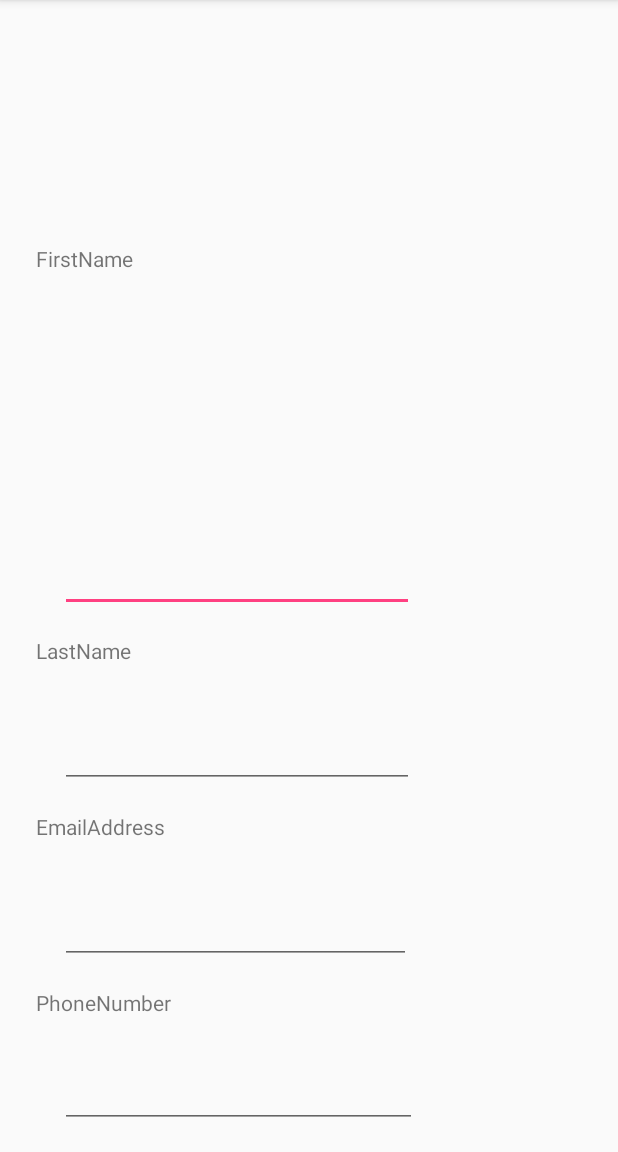
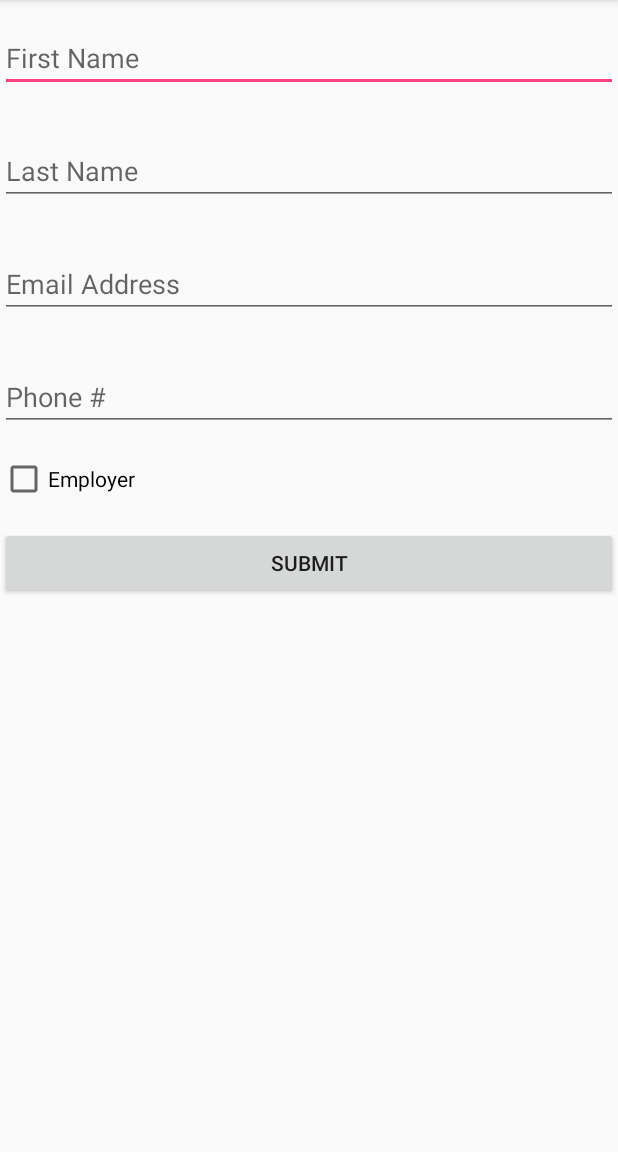
Before and after one commit to MJSanfelippo/CECS491Project, an Android app: the NewUserActivity screen opened directly, with no data from a screen before it, on a phone screen of 412 x 824 dp, the part 84-1236 px from its top. Run offline under Robolectric (Android 15) with nearby library versions, the phone set to English and light mode, and no system bars.

Commit message:
fixed new user UI

```diff
--- a/app/src/main/java/cecs491/android/csulb/edu/cecs491project/NewUserActivity.java
+++ b/app/src/main/java/cecs491/android/csulb/edu/cecs491project/NewUserActivity.java
@@ -2,12 +2,60 @@ package cecs491.android.csulb.edu.cecs491project;
 
 import android.support.v7.app.AppCompatActivity;
 import android.os.Bundle;
+import android.text.TextUtils;
+import android.view.View;
+import android.widget.Button;
+import android.widget.CheckBox;
+import android.widget.EditText;
+import android.widget.TextView;
+import android.widget.Toast;
 
-public class NewUserActivity extends AppCompatActivity {
+public class NewUserActivity extends AppCompatActivity implements View.OnClickListener{
+
+    private EditText editTextFirstName;
+    private EditText editTextLastName;
+    private EditText editTextEmail;
+    private EditText editTextPhone;
+
+    private CheckBox employerCheckBox;
+
+    private Button submitButton;
 
     @Override
     protected void onCreate(Bundle savedInstanceState) {
         super.onCreate(savedInstanceState);
         setContentView(R.layout.activity_new_user);
+
+        editTextFirstName = (EditText) findViewById(R.id.editTextFirstName);
+        editTextLastName = (EditText) findViewById(R.id.editTextLastName);
+        editTextEmail = (EditText) findViewById(R.id.editTextEmail);
+        editTextPhone = (EditText) findViewById(R.id.editTextPhone);
+
+        employerCheckBox = (CheckBox) findViewById(R.id.employerCheckBox);
+
+        submitButton = (Button) findViewById(R.id.submitButton);
+        submitButton.setOnClickListener(this);
+    }
+
+    private void createUser() {
+        String firstName = editTextFirstName.getText().toString().trim();
+        String lastName = editTextLastName.getText().toString().trim();
+        String email = editTextEmail.getText().toString().trim();
+        String phone = editTextEmail.getText().toString().trim(); //Make sure to double check formatting
+
+        if ((TextUtils.isEmpty(firstName)) || TextUtils.isEmpty(lastName) || TextUtils.isEmpty(email) || TextUtils.isEmpty(phone)) {
+            Toast.makeText(this, "Please enter required information", Toast.LENGTH_LONG);
+        }
+
+        boolean employer = false;
+        if (employerCheckBox.isChecked()) {
+            employer = true;
+        }
+    }
+
+    public void onClick(View view) {
+        if (view == submitButton) {
+            //firebase shit
+        }
     }
 }
--- a/app/src/main/res/layout/activity_new_user.xml
+++ b/app/src/main/res/layout/activity_new_user.xml
@@ -1,106 +1,76 @@
 <?xml version="1.0" encoding="utf-8"?>
-<android.support.constraint.ConstraintLayout xmlns:android="http://schemas.android.com/apk/res/android"
-    xmlns:app="http://schemas.android.com/apk/res-auto"
-    xmlns:tools="http://schemas.android.com/tools"
-    android:layout_width="match_parent"
-    android:layout_height="match_parent"
-    tools:context="cecs491.android.csulb.edu.cecs491project.NewUserActivity">
+<LinearLayout
+    android:orientation="vertical"
+    xmlns:android="http://schemas.android.com/apk/res/android" android:layout_width="match_parent"
+    android:layout_height="match_parent">
+
+    <Space
+        android:layout_width="match_parent"
+        android:layout_height="16dp
+" />
 
     <EditText
-        android:id="@+id/firstNameEditText"
-        android:layout_width="236dp"
+        android:id="@+id/editTextFirstName"
+        android:layout_width="match_parent"
         android:layout_height="wrap_content"
-        android:layout_marginBottom="16dp"
-        android:layout_marginStart="40dp"
         android:ems="10"
         android:inputType="textPersonName"
-        app:layout_constraintBottom_toTopOf="@+id/lastNameTextView"
-        app:layout_constraintStart_toStartOf="parent" />
+        android:hint="First Name" />
+
+    <Space
+        android:layout_width="match_parent"
+        android:layout_height="30dp" />
 
     <EditText
-        android:id="@+id/lastNameEditText"
-        android:layout_width="236dp"
+        android:id="@+id/editTextLastName"
+        android:layout_width="match_parent"
         android:layout_height="wrap_content"
-        android:layout_marginBottom="16dp"
-        android:layout_marginStart="40dp"
         android:ems="10"
         android:inputType="textPersonName"
-        app:layout_constraintBottom_toTopOf="@+id/emailTextView"
-        app:layout_constraintStart_toStartOf="parent" />
+        android:hint="Last Name" />
+
+    <Space
+        android:layout_width="match_parent"
+        android:layout_height="30dp" />
 
     <EditText
-        android:id="@+id/emailEditText"
-        android:layout_width="234dp"
+        android:id="@+id/editTextEmail"
+        android:layout_width="match_parent"
         android:layout_height="wrap_content"
-        android:layout_marginBottom="16dp"
-        android:layout_marginStart="40dp"
         android:ems="10"
         android:inputType="textEmailAddress"
-        app:layout_constraintBottom_toTopOf="@+id/phoneTextView"
-        app:layout_constraintStart_toStartOf="parent" />
+        android:hint="Email Address"/>
+
+    <Space
+        android:layout_width="match_parent"
+        android:layout_height="30dp" />
 
     <EditText
-        android:id="@+id/phoneEditText"
-        android:layout_width="238dp"
+        android:id="@+id/editTextPhone"
+        android:layout_width="match_parent"
         android:layout_height="wrap_content"
-        android:layout_marginBottom="16dp"
-        android:layout_marginStart="40dp"
         android:ems="10"
         android:inputType="phone"
-        app:layout_constraintBottom_toBottomOf="parent"
-        app:layout_constraintStart_toStartOf="parent" />
+        android:hint="Phone #"/>
 
-    <TextView
-        android:id="@+id/firstNameTextView"
-        android:layout_width="196dp"
-        android:layout_height="37dp"
-        android:layout_marginBottom="8dp"
-        android:layout_marginEnd="8dp"
-        android:layout_marginStart="24dp"
-        android:layout_marginTop="8dp"
-        android:text="FirstName"
-        app:layout_constraintBottom_toTopOf="@+id/firstNameEditText"
-        app:layout_constraintEnd_toEndOf="parent"
-        app:layout_constraintHorizontal_bias="0.0"
-        app:layout_constraintStart_toStartOf="parent"
-        app:layout_constraintTop_toTopOf="parent" />
+    <Space
+        android:layout_width="match_parent"
+        android:layout_height="16dp" />
 
-    <TextView
-        android:id="@+id/lastNameTextView"
-        android:layout_width="196dp"
-        android:layout_height="40dp"
-        android:layout_marginBottom="16dp"
-        android:layout_marginEnd="8dp"
-        android:layout_marginStart="24dp"
-        android:text="LastName"
-        app:layout_constraintBottom_toTopOf="@+id/lastNameEditText"
-        app:layout_constraintEnd_toEndOf="parent"
-        app:layout_constraintHorizontal_bias="0.0"
-        app:layout_constraintStart_toStartOf="parent" />
+    <CheckBox
+        android:id="@+id/employerCheckBox"
+        android:layout_width="match_parent"
+        android:layout_height="wrap_content"
+        android:text="Employer" />
 
-    <TextView
-        android:id="@+id/emailTextView"
-        android:layout_width="196dp"
-        android:layout_height="40dp"
-        android:layout_marginBottom="16dp"
-        android:layout_marginEnd="8dp"
-        android:layout_marginStart="24dp"
-        android:text="EmailAddress"
-        app:layout_constraintBottom_toTopOf="@+id/emailEditText"
-        app:layout_constraintEnd_toEndOf="parent"
-        app:layout_constraintHorizontal_bias="0.0"
-        app:layout_constraintStart_toStartOf="parent" />
+    <Space
+        android:layout_width="match_parent"
+        android:layout_height="16dp" />
 
-    <TextView
-        android:id="@+id/phoneTextView"
-        android:layout_width="196dp"
-        android:layout_height="40dp"
-        android:layout_marginBottom="8dp"
-        android:layout_marginEnd="8dp"
-        android:layout_marginStart="24dp"
-        android:text="PhoneNumber"
-        app:layout_constraintBottom_toTopOf="@+id/phoneEditText"
-        app:layout_constraintEnd_toEndOf="parent"
-        app:layout_constraintHorizontal_bias="0.0"
-        app:layout_constraintStart_toStartOf="parent" />
-</android.support.constraint.ConstraintLayout>
+    <Button
+        android:id="@+id/submitButton"
+        android:layout_width="match_parent"
+        android:layout_height="wrap_content"
+        android:text="Submit" />
+
+</LinearLayout>
```
